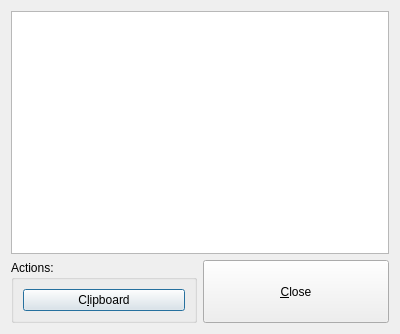
Above: src/streamdatadialog.ui from mato7d5/QPDFWalker before the change. Below: the same form after it.
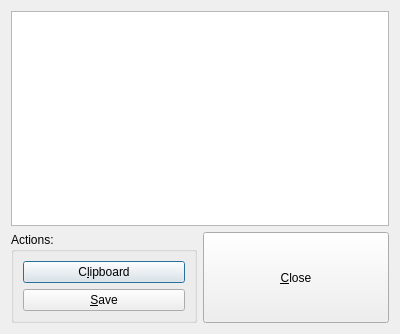
That is the form after the change. Icons and pictures are not drawn.

Commit message: save stream data to file

The edit to the form file:
```diff
--- a/src/streamdatadialog.ui
+++ b/src/streamdatadialog.ui
@@ -45,6 +45,13 @@
             </property>
            </widget>
           </item>
+          <item>
+           <widget class="QPushButton" name="uiSaveToFileBtn">
+            <property name="text">
+             <string>&amp;Save</string>
+            </property>
+           </widget>
+          </item>
          </layout>
         </widget>
        </item>
```
The commit also changes 2 other files.
